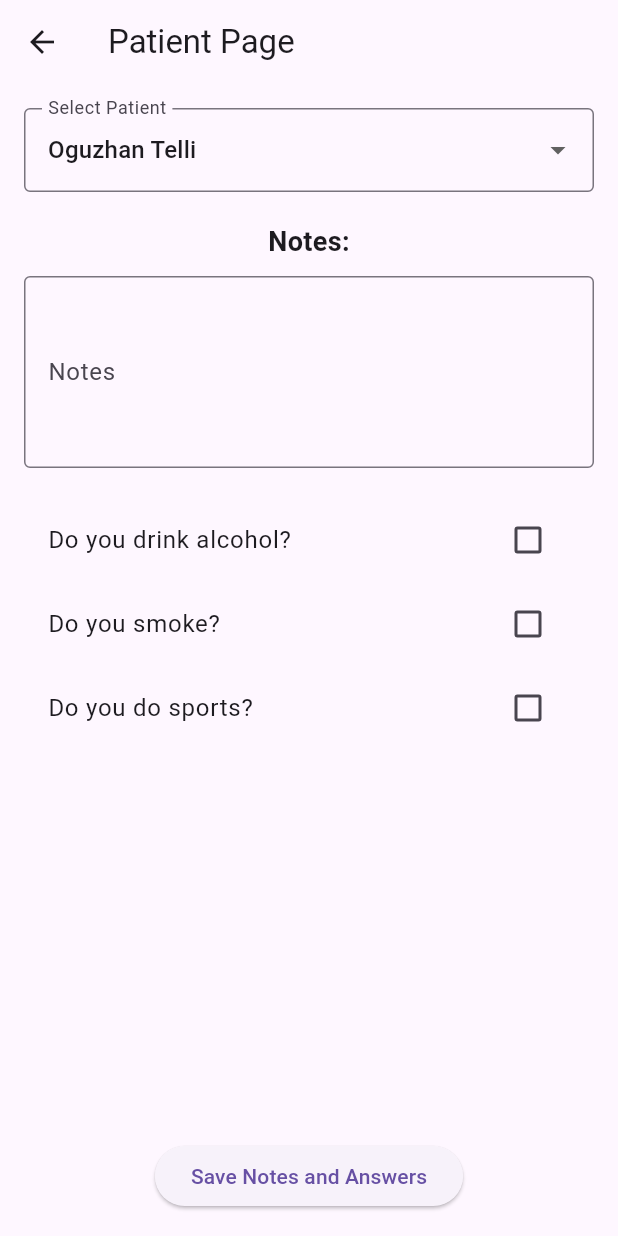
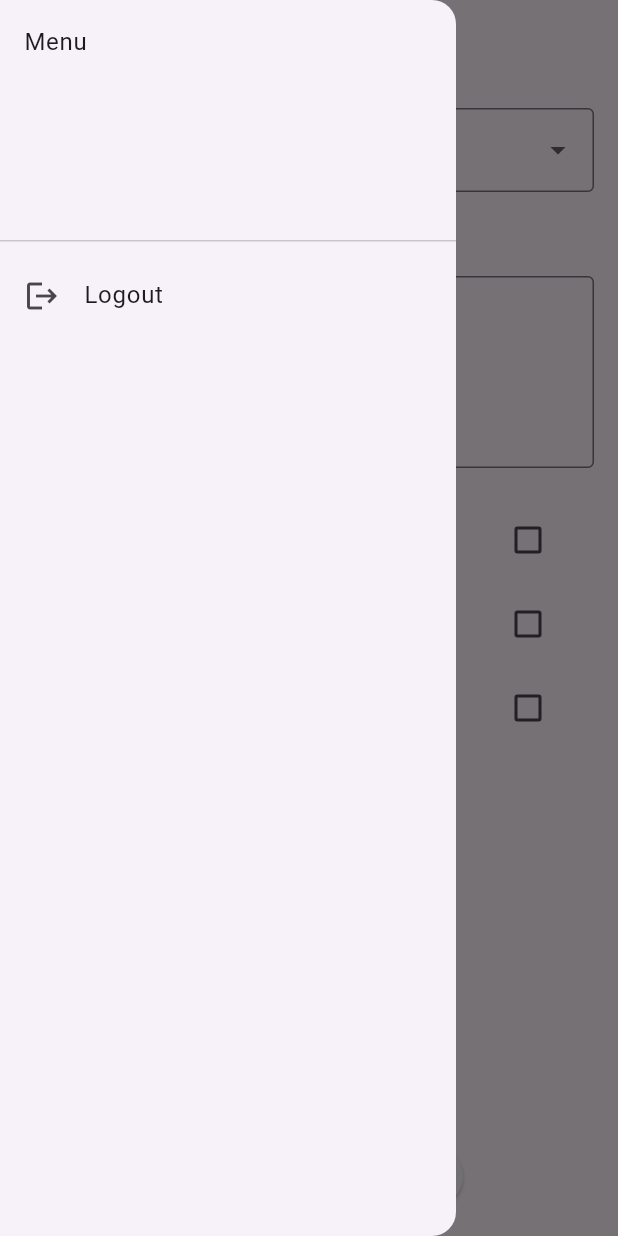
Before and after one commit to Bronzaquerta/SubstanceSafe, a Flutter app: the PatientPage screen opened directly, with the side drawer open (before the commit the screen has no drawer), on a phone screen of 412 x 824 dp. Run offline on Flutter 3.47's test engine with Material 3 defaults, Android fonts, the light colour scheme and no system bars; our stand-ins replace fl_chart, jwt_decoder, shared_preferences; accounts and stored records are empty.

Commit message:
integration of patiens and doctors almost complete

```diff
--- a/substancesafe_beta/lib/models/doctor.dart
+++ b/substancesafe_beta/lib/models/doctor.dart
@@ -1,5 +1,3 @@
-import 'dart:convert';
-
 class Doctor {
   String email;
   String name;
@@ -7,7 +5,7 @@ class Doctor {
 
   Doctor({required this.email, required this.name, required this.password});
 
-   @override
+  @override
   String toString() {
     return 'Doctor(email: $email, name: $name, password: $password)';
   }
--- a/substancesafe_beta/lib/models/patient.dart
+++ b/substancesafe_beta/lib/models/patient.dart
@@ -8,45 +8,38 @@ class Patient {
   late int steps;
   late double distance;
 
-  Patient({
-    required this.email,
-    required this.name,
-    required this.password
-  });
+  Patient({required this.email, required this.name, required this.password});
 
-  addHeartrate(heartRate){
-    this.heartRate=heartRate;
+  addHeartrate(heartRate) {
+    this.heartRate = heartRate;
   }
-  addSteps(steps){
-    this.steps=steps;
+
+  addSteps(steps) {
+    this.steps = steps;
   }
-  addDistance(distance){
-    this.distance=distance;
+
+  addDistance(distance) {
+    this.distance = distance;
   }
+
   @override
   String toString() {
     return 'Patient(id: $email, name: $name, heartRate: $heartRate, steps: $steps, distance: $distance)';
   }
-  factory Patient.fromJson(Map<String, dynamic> jsonData) {
+
+  factory Patient.fromJson(Map<String, dynamic> json) {
     return Patient(
-      email: jsonData['email'],
-      name: jsonData['name'],
-      password: jsonData['password'],
+      email: json['email'],
+      name: json['name'],
+      password: json['password'],
     );
   }
-  static Map<String, dynamic> toMap(Patient patient) => {
-        'email': patient.email,
-        'name': patient.name,
-        'password': patient.password,
-      };
-  static String encode(List<Patient> patient) => json.encode(
-        patient
-            .map<Map<String, dynamic>>((patient) => Patient.toMap(patient))
-            .toList(),
-      );
 
-  static List<Patient> decode(String patient) =>
-      (json.decode(patient) as List<dynamic>)
-          .map<Patient>((item) => Patient.fromJson(item))
-          .toList();
+  Map<String, dynamic> toJson() {
+    return {
+      'email': email,
+      'name': name,
+      'password': password,
+    };
+  }
 }
--- a/substancesafe_beta/lib/screens/patientPage.dart
+++ b/substancesafe_beta/lib/screens/patientPage.dart
@@ -1,7 +1,8 @@
 // patientPage.dart
 import 'package:flutter/material.dart';
 import 'package:shared_preferences/shared_preferences.dart';
-import 'package:substancesafe_beta/utils/patient_list.dart';
+import 'package:substancesafe_beta/screens/loginpage.dart';
+import 'package:substancesafe_beta/utils/PatientList.dart';
 
 class PatientPage extends StatefulWidget {
   @override
@@ -23,12 +24,25 @@ class _PatientPageState extends State<PatientPage> {
     _loadNotes();
   }
 
+  void _logout(BuildContext context) async {
+    final sharedPreferences = await SharedPreferences.getInstance();
+    await sharedPreferences.remove('isUserLogged');
+    Navigator.pop(context);
+    Navigator.of(context)
+        .pushReplacement(MaterialPageRoute(builder: (context) => LoginPage()));
+  }
+
   Future<void> _loadNotes() async {
     final sharedPreferences = await SharedPreferences.getInstance();
     final savedNotes = sharedPreferences.getString(selectedPatientNumber) ?? '';
-    final savedDrinksAlcohol = sharedPreferences.getBool('${selectedPatientNumber}_drinksAlcohol') ?? false;
-    final savedSmokes = sharedPreferences.getBool('${selectedPatientNumber}_smokes') ?? false;
-    final savedDoesSports = sharedPreferences.getBool('${selectedPatientNumber}_doesSports') ?? false;
+    final savedDrinksAlcohol =
+        sharedPreferences.getBool('${selectedPatientNumber}_drinksAlcohol') ??
+            false;
+    final savedSmokes =
+        sharedPreferences.getBool('${selectedPatientNumber}_smokes') ?? false;
+    final savedDoesSports =
+        sharedPreferences.getBool('${selectedPatientNumber}_doesSports') ??
+            false;
     setState(() {
       notes = savedNotes;
       drinksAlcohol = savedDrinksAlcohol;
@@ -40,9 +54,11 @@ class _PatientPageState extends State<PatientPage> {
   Future<void> _saveNotes() async {
     final sharedPreferences = await SharedPreferences.getInstance();
     await sharedPreferences.setString(selectedPatientNumber, notes);
-    await sharedPreferences.setBool('${selectedPatientNumber}_drinksAlcohol', drinksAlcohol);
+    await sharedPreferences.setBool(
+        '${selectedPatientNumber}_drinksAlcohol', drinksAlcohol);
     await sharedPreferences.setBool('${selectedPatientNumber}_smokes', smokes);
-    await sharedPreferences.setBool('${selectedPatientNumber}_doesSports', doesSports);
+    await sharedPreferences.setBool(
+        '${selectedPatientNumber}_doesSports', doesSports);
   }
 
   @override
@@ -50,6 +66,21 @@ class _PatientPageState extends State<PatientPage> {
     return Scaffold(
       appBar: AppBar(
         title: Text('Patient Page'),
+      ),
+      drawer: Drawer(
+        child: ListView(
+          padding: EdgeInsets.zero,
+          children: [
+            DrawerHeader(
+              child: Text('Menu'),
+            ),
+            ListTile(
+              leading: Icon(Icons.logout),
+              title: Text('Logout'),
+              onTap: () => _logout(context),
+            ),
+          ],
+        ),
       ),
       body: Center(
         child: Padding(
@@ -133,7 +164,8 @@ class _PatientPageState extends State<PatientPage> {
                 onPressed: () async {
                   await _saveNotes();
                   ScaffoldMessenger.of(context).showSnackBar(
-                    SnackBar(content: Text('Notes and answers saved successfully')),
+                    SnackBar(
+                        content: Text('Notes and answers saved successfully')),
                   );
                 },
                 child: Text('Save Notes and Answers'),
```
Also changed, not shown: substancesafe_beta/lib/screens/homepage.dart (+10 -7 lines), substancesafe_beta/lib/screens/loginpage.dart (+9 -19 lines), substancesafe_beta/lib/screens/new_account_page.dart (+6 -6 lines), substancesafe_beta/lib/utils/PatientList.dart (added, +75 -0 lines), substancesafe_beta/lib/utils/doctorList.dart (+11 -11 lines), substancesafe_beta/lib/utils/patient_list.dart (deleted, +0 -62 lines).
